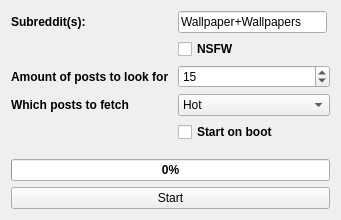
First picture: the form in WallDit Qt.ui, repository NullSense/WallDit-QT, before the edit.
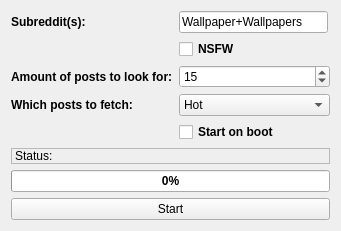
Second picture: the form after the edit.

Commit message: Implemented % bar, added status label

```diff
--- a/WallDit Qt.ui
+++ b/WallDit Qt.ui
@@ -70,7 +70,7 @@
           <string>Dictates how many posts it looks for before stopping</string>
          </property>
          <property name="text">
-          <string>Amount of posts to look for </string>
+          <string>Amount of posts to look for:</string>
          </property>
         </widget>
        </item>
@@ -93,7 +93,7 @@
           </font>
          </property>
          <property name="text">
-          <string>Which posts to fetch</string>
+          <string>Which posts to fetch:</string>
          </property>
         </widget>
        </item>
@@ -175,6 +175,28 @@
        </item>
       </layout>
      </item>
+     <item>
+      <widget class="QLabel" name="status_label">
+       <property name="frameShape">
+        <enum>QFrame::StyledPanel</enum>
+       </property>
+       <property name="frameShadow">
+        <enum>QFrame::Plain</enum>
+       </property>
+       <property name="lineWidth">
+        <number>1</number>
+       </property>
+       <property name="text">
+        <string>Status:</string>
+       </property>
+       <property name="scaledContents">
+        <bool>false</bool>
+       </property>
+       <property name="wordWrap">
+        <bool>true</bool>
+       </property>
+      </widget>
+     </item>
      <item>
       <widget class="QProgressBar" name="progressBar">
        <property name="font">
```
The commit also changes 4 other files.
